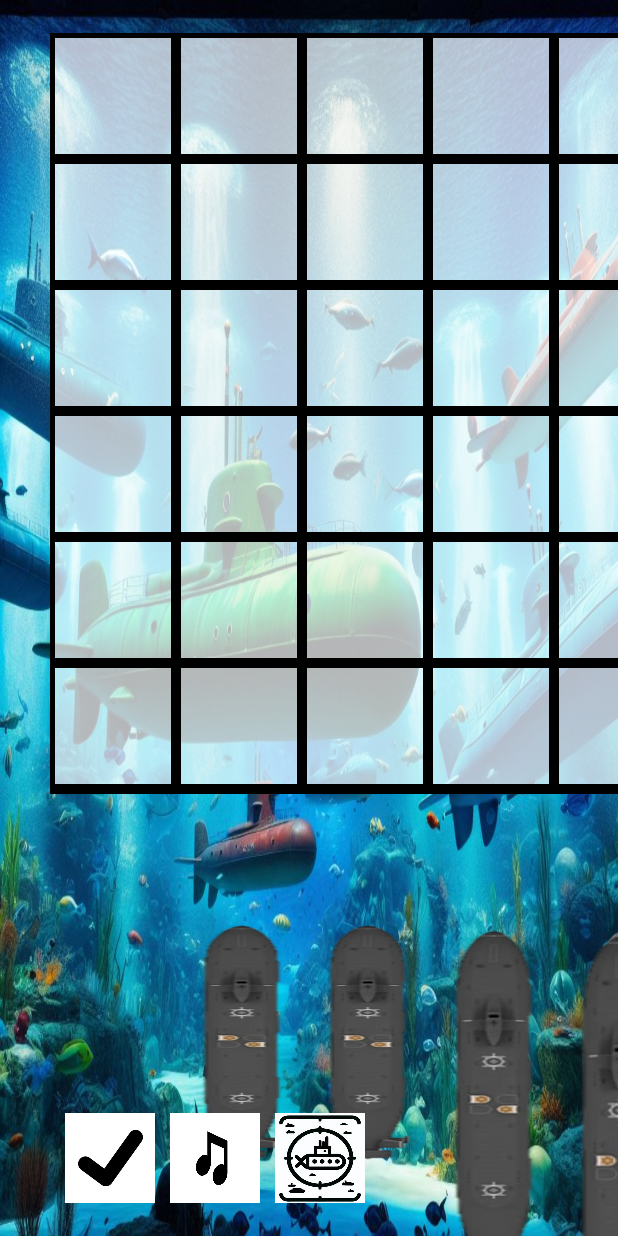
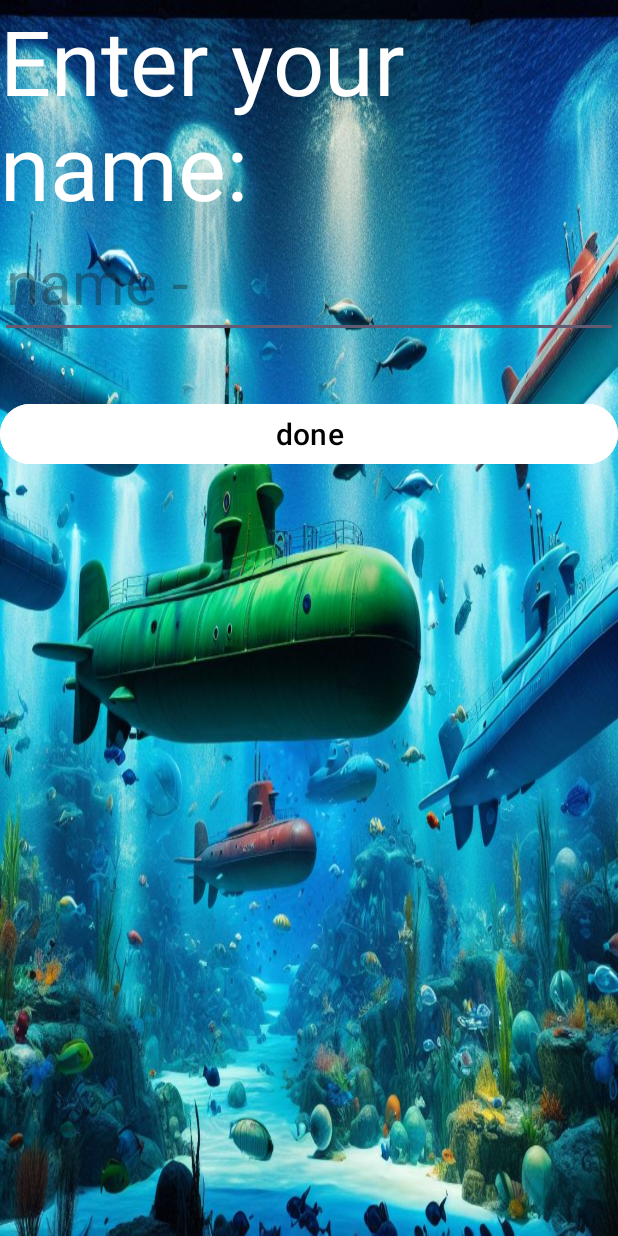
Before and after one commit to Neta567/SubmarinesGame, an Android app: the screen it shows after launch (GameActivity before the commit, EntranceActivity after it), after a tap on "New Game", on a phone screen of 412 x 824 dp. Run offline under Robolectric (Android 15) with nearby library versions, the phone set to English and light mode, and no system bars.

Commit message:
checked thev code

```diff
--- a/app/build.gradle.kts
+++ b/app/build.gradle.kts
@@ -5,12 +5,12 @@ plugins {
 
 android {
     namespace = "com.example.submarines"
-    compileSdk = 34
+    compileSdk = 35
 
     defaultConfig {
         applicationId = "com.example.submarines"
         minSdk = 24
-        targetSdk = 34
+        targetSdk = 35
         versionCode = 1
         versionName = "1.0"
 
@@ -36,6 +36,7 @@ dependencies {
     implementation("androidx.constraintlayout:constraintlayout:2.2.1")
     implementation("com.google.firebase:firebase-firestore:25.1.2")
     implementation("com.google.code.gson:gson:2.10.1")
+    implementation("androidx.activity:activity:1.10.0")
     testImplementation("junit:junit:4.13.2")
     androidTestImplementation("androidx.test.ext:junit:1.2.1")
     androidTestImplementation("androidx.test.espresso:espresso-core:3.6.1")
--- a/app/src/main/AndroidManifest.xml
+++ b/app/src/main/AndroidManifest.xml
@@ -12,6 +12,9 @@
         android:supportsRtl="true"
         android:theme="@style/Theme.Submarines"
         tools:targetApi="31">
+        <activity
+            android:name=".EntranceActivity"
+            android:exported="false" />
         <activity
             android:name=".InstructionsActivity"
             android:exported="false" />
--- /dev/null
+++ b/app/src/main/java/com/example/submarines/EntranceActivity.java
@@ -0,0 +1,47 @@
+package com.example.submarines;
+
+import android.app.Activity;
+import android.content.Intent;
+import android.os.Bundle;
+import android.view.View;
+import android.widget.Button;
+import android.widget.EditText;
+
+import androidx.activity.EdgeToEdge;
+import androidx.appcompat.app.AppCompatActivity;
+import androidx.core.graphics.Insets;
+import androidx.core.view.ViewCompat;
+import androidx.core.view.WindowInsetsCompat;
+
+public class EntranceActivity extends AppCompatActivity implements View.OnClickListener {
+
+    private Button btnDone;
+    private EditText editTextName;
+    public String name;
+
+    @Override
+    protected void onCreate(Bundle savedInstanceState) {
+        super.onCreate(savedInstanceState);
+
+        setContentView(R.layout.activity_entrance);
+
+        btnDone = findViewById(R.id.btn_done);
+        editTextName = findViewById(R.id.ed_name);
+        btnDone.setOnClickListener(this);
+
+    }
+
+    @Override
+    public void onClick(View v)
+    {
+        if (v == btnDone)
+        {
+            name = editTextName.getText().toString();
+            Intent intent = new Intent();
+            intent.putExtra("name",name);
+            setResult(Activity.RESULT_OK, intent);
+            finish();
+
+        }
+    }
+}
--- a/app/src/main/java/com/example/submarines/MainActivity.java
+++ b/app/src/main/java/com/example/submarines/MainActivity.java
@@ -1,15 +1,21 @@
 package com.example.submarines;
 
+import androidx.activity.result.ActivityResult;
+import androidx.activity.result.ActivityResultCallback;
+import androidx.activity.result.ActivityResultLauncher;
+import androidx.activity.result.contract.ActivityResultContracts;
 import androidx.appcompat.app.AppCompatActivity;
 import android.content.Intent;
 import android.os.Bundle;
 import android.view.View;
 import android.widget.Button;
+import android.widget.Toast;
 
 
 public class MainActivity extends AppCompatActivity implements View.OnClickListener {
 
     private Button btnStart,btnInstructions;
+    private ActivityResultLauncher<Intent> activityOnResult;
 
     @Override
     protected void onCreate(Bundle savedInstanceState)
@@ -21,19 +27,33 @@ public class MainActivity extends AppCompatActivity implements View.OnClickListe
         btnInstructions = findViewById(R.id.btnInstructions);
         btnStart.setOnClickListener(this);
         btnInstructions.setOnClickListener(this);
+
+        activityOnResult =
+                registerForActivityResult(new ActivityResultContracts.StartActivityForResult(),
+                        new ActivityResultCallback<ActivityResult>() {
+                            @Override
+                            public void onActivityResult(ActivityResult o) {
+                                String name = o.getData().getExtras().get("name").toString();
+                                Toast.makeText(MainActivity.this, name, Toast.LENGTH_SHORT).show();
+                                Intent intent = new Intent(MainActivity.this, GameActivity.class);
+                                intent.putExtra("name",name);
+                                startActivity(intent);
+                            }
+                        }
+                );
     }
 
     @Override
     public void onClick(View v)
     {
         if(v == btnStart)
+
         {
-            Intent i = new Intent(this, GameActivity.class);
-            startActivity(i);
+            Intent i = new Intent(this, EntranceActivity.class);
+            activityOnResult.launch(i);
         }
         if(v == btnInstructions)
         {
-
             Intent i = new Intent(this, InstructionsActivity.class);
             startActivity(i);
         }
--- /dev/null
+++ b/app/src/main/res/layout/activity_entrance.xml
@@ -0,0 +1,36 @@
+<?xml version="1.0" encoding="utf-8"?>
+<LinearLayout xmlns:android="http://schemas.android.com/apk/res/android"
+    xmlns:app="http://schemas.android.com/apk/res-auto"
+    xmlns:tools="http://schemas.android.com/tools"
+    android:id="@+id/main"
+    android:layout_width="match_parent"
+    android:layout_height="match_parent"
+    tools:context=".EntranceActivity"
+    android:orientation="vertical"
+    android:background="@drawable/submarines_background1">
+
+    <TextView
+        android:layout_width="match_parent"
+        android:layout_height="wrap_content"
+        android:text="Enter your name: "
+        android:textSize="60dp"
+        android:textColor="#FFFFFF"></TextView>
+    <EditText
+        android:layout_width="match_parent"
+        android:layout_height="wrap_content"
+        android:hint="name - "
+        android:textSize="40dp"
+        android:id="@+id/ed_name"
+        android:textColor="#FFFFFF"></EditText>
+    <Button
+        android:layout_width="match_parent"
+        android:layout_height="wrap_content"
+        android:layout_marginTop="40dp"
+        android:text="done"
+        android:textSize="20dp"
+        android:backgroundTint="#FFFFFF"
+        android:textColor="#000000"
+        android:id="@+id/btn_done"></Button>
+
+
+</LinearLayout>
--- a/app/src/main/res/layout/activity_instructions.xml
+++ b/app/src/main/res/layout/activity_instructions.xml
@@ -20,7 +20,7 @@
     <TextView
         android:layout_width="match_parent"
         android:layout_height="wrap_content"
-        android:text="@string/instructions"
+        android:text="You need to destroy all the hiden submarines to win the game"
         android:textColor="#EDEFF4"
         android:textStyle="bold"
         android:textSize="30sp"
```
Also changed, not shown: app/src/main/java/com/example/submarines/BoardGameView.java (+14 -1 lines), app/src/main/java/com/example/submarines/FireBaseStore.java (+53 -2 lines), app/src/main/java/com/example/submarines/GameActivity.java (+12 -1 lines), app/src/main/java/com/example/submarines/InstructionsActivity.java (+36 -1 lines).
